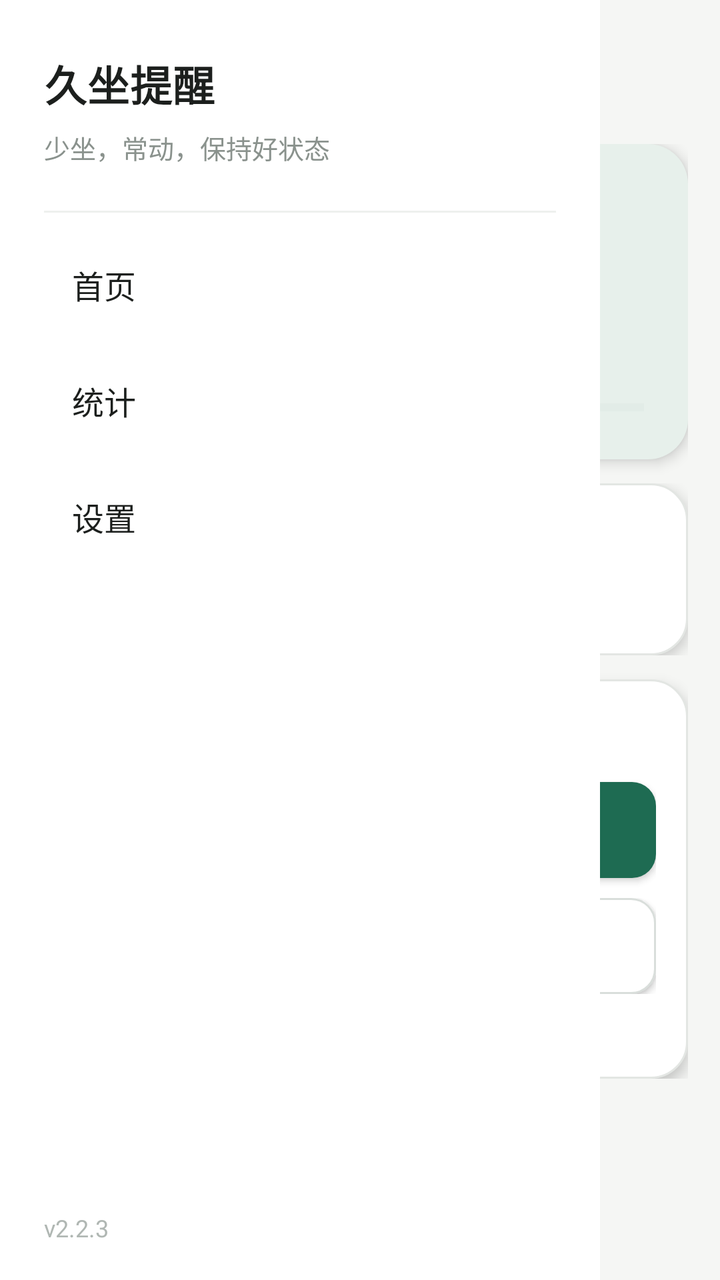
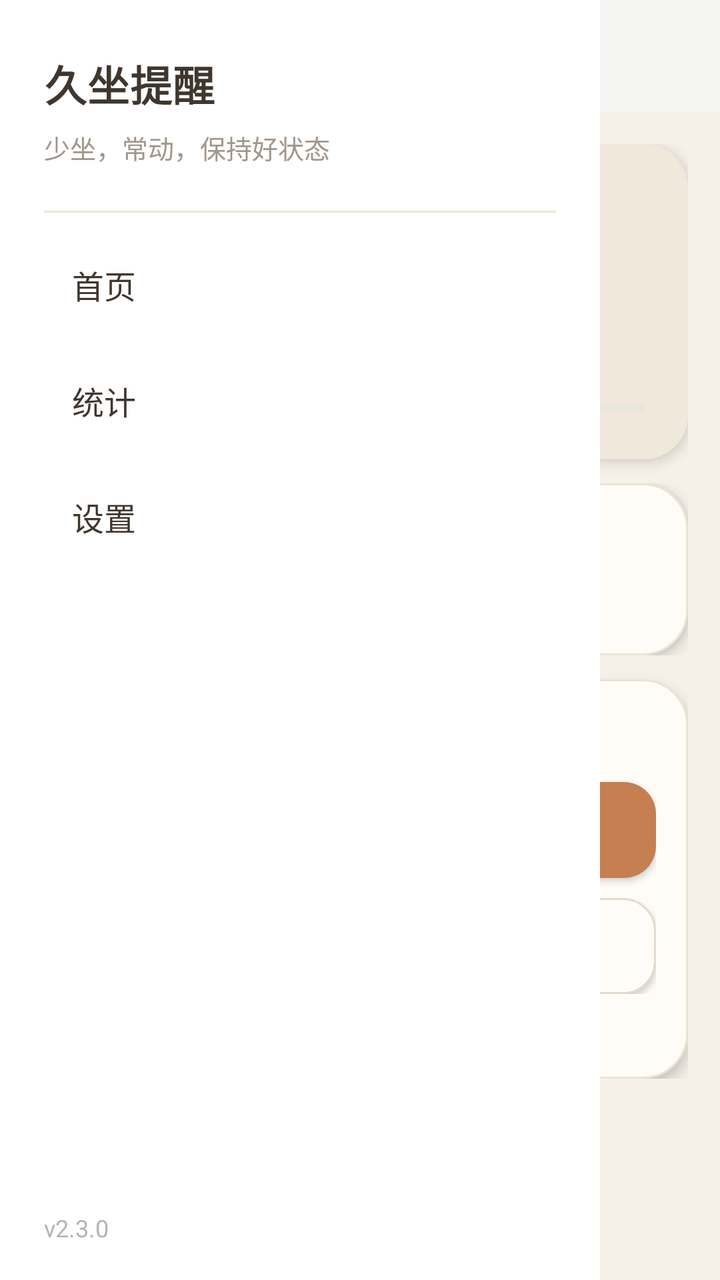

An Android layout rendered at two revisions. The XML below is the earlier revision; the diff shows what the commit changed to produce the second picture.
<!-- AndroidManifest.xml: application theme android:Theme.Material.Light.NoActionBar -->
<!-- res/layout/activity_main.xml -->
<?xml version="1.0" encoding="utf-8"?>
<FrameLayout xmlns:android="http://schemas.android.com/apk/res/android"
    android:layout_width="match_parent"
    android:layout_height="match_parent"
    android:background="@drawable/bg_main"
    android:fitsSystemWindows="true">

    <LinearLayout
        android:layout_width="match_parent"
        android:layout_height="match_parent"
        android:orientation="vertical">

        <include layout="@layout/top_bar" />

        <ScrollView
            android:layout_width="match_parent"
            android:layout_height="match_parent"
            android:scrollbars="none">

            <LinearLayout
                android:layout_width="match_parent"
                android:layout_height="wrap_content"
                android:orientation="vertical"
                android:padding="16dp">

                <LinearLayout
                    android:layout_width="match_parent"
                    android:layout_height="wrap_content"
                    android:background="@drawable/panel_tint"
                    android:elevation="4dp"
                    android:orientation="vertical"
                    android:padding="22dp">

                    <TextView
                        android:layout_width="wrap_content"
                        android:layout_height="wrap_content"
                        android:text="当前状态"
                        android:textColor="#6B726E"
                        android:textSize="13sp" />

                    <TextView
                        android:id="@+id/tvStatus"
                        android:layout_width="match_parent"
                        android:layout_height="wrap_content"
                        android:layout_marginTop="8dp"
                        android:text="未开始"
                        android:textColor="#1C1F1D"
                        android:textSize="26sp"
                        android:textStyle="bold" />

                    <TextView
                        android:id="@+id/tvDetail"
                        android:layout_width="match_parent"
                        android:layout_height="wrap_content"
                        android:layout_marginTop="6dp"
                        android:lineSpacingExtra="3dp"
                        android:textColor="#3F4944"
                        android:textSize="15sp" />

                    <ProgressBar
                        android:id="@+id/progress"
                        style="?android:attr/progressBarStyleHorizontal"
                        android:layout_width="match_parent"
                        android:layout_height="8dp"
                        android:layout_marginTop="14dp"
                        android:max="1000"
                        android:maxHeight="8dp"
                        android:minHeight="8dp"
                        android:progressBackgroundTint="#D4E0DA"
                        android:progressTint="#1E6B52" />
                </LinearLayout>

                <LinearLayout
                    android:layout_width="match_parent"
                    android:layout_height="wrap_content"
                    android:layout_marginTop="12dp"
                    android:orientation="horizontal">

                    <LinearLayout
                        android:layout_width="0dp"
                        android:layout_height="wrap_content"
                        android:layout_marginEnd="6dp"
                        android:layout_weight="1"
                        android:background="@drawable/card_white"
                        android:elevation="4dp"
                        android:orientation="vertical"
                        android:padding="16dp">

                        <TextView
                            android:id="@+id/tvHomeBreaks"
                            android:layout_width="wrap_content"
                            android:layout_height="wrap_content"
                            android:text="0"
                            android:textColor="#1E6B52"
                            android:textSize="24sp"
                            android:textStyle="bold" />

                        <TextView
                            android:layout_width="wrap_content"
                            android:layout_height="wrap_content"
                            android:layout_marginTop="4dp"
                            android:text="今日有效活动"
                            android:textColor="#6B726E"
                            android:textSize="12sp" />
                    </LinearLayout>

                    <LinearLayout
                        android:layout_width="0dp"
                        android:layout_height="wrap_content"
                        android:layout_marginStart="6dp"
                        android:layout_weight="1"
                        android:background="@drawable/card_white"
                        android:elevation="4dp"
                        android:orientation="vertical"
                        android:padding="16dp">

                        <TextView
                            android:id="@+id/tvHomeAlerts"
                            android:layout_width="wrap_content"
                            android:layout_height="wrap_content"
                            android:text="0"
                            android:textColor="#1C1F1D"
                            android:textSize="24sp"
                            android:textStyle="bold" />

                        <TextView
                            android:layout_width="wrap_content"
                            android:layout_height="wrap_content"
                            android:layout_marginTop="4dp"
                            android:text="今日提醒"
                            android:textColor="#6B726E"
                            android:textSize="12sp" />
                    </LinearLayout>
                </LinearLayout>

                <LinearLayout
                    android:layout_width="match_parent"
                    android:layout_height="wrap_content"
                    android:layout_marginTop="12dp"
                    android:background="@drawable/card_white"
                    android:elevation="4dp"
                    android:orientation="vertical"
                    android:padding="16dp">

                    <TextView
                        android:layout_width="wrap_content"
                        android:layout_height="wrap_content"
                        android:text="控制"
                        android:textColor="#1C1F1D"
                        android:textSize="16sp"
                        android:textStyle="bold" />

                    <Button
                        android:id="@+id/btnStart"
                        android:layout_width="match_parent"
                        android:layout_height="wrap_content"
                        android:layout_marginTop="12dp"
                        android:background="@drawable/btn_primary"
                        android:text="开始监测"
                        android:textColor="#FFFFFF"
                        android:textSize="16sp"
                        android:textStyle="bold" />

                    <LinearLayout
                        android:layout_width="match_parent"
                        android:layout_height="wrap_content"
                        android:layout_marginTop="10dp"
                        android:orientation="horizontal">

                        <Button
                            android:id="@+id/btnStop"
                            android:layout_width="0dp"
                            android:layout_height="wrap_content"
                            android:layout_marginEnd="6dp"
                            android:layout_weight="1"
                            android:background="@drawable/btn_secondary"
                            android:text="停止"
                            android:textColor="#1C1F1D"
                            android:textSize="14sp" />

                        <Button
                            android:id="@+id/btnTest"
                            android:layout_width="0dp"
                            android:layout_height="wrap_content"
                            android:layout_marginStart="6dp"
                            android:layout_weight="1"
                            android:background="@drawable/btn_secondary"
                            android:text="测试提醒"
                            android:textColor="#1C1F1D"
                            android:textSize="14sp" />
                    </LinearLayout>

                    <TextView
                        android:id="@+id/tvHomeHint"
                        android:layout_width="match_parent"
                        android:layout_height="wrap_content"
                        android:layout_marginTop="10dp"
                        android:lineSpacingExtra="2dp"
                        android:textColor="#8A928D"
                        android:textSize="12sp" />
                </LinearLayout>
            </LinearLayout>
        </ScrollView>
    </LinearLayout>

    <View
        android:id="@+id/scrim"
        android:layout_width="match_parent"
        android:layout_height="match_parent"
        android:background="#66000000"
        android:visibility="gone" />

    <include
        android:id="@+id/drawer"
        layout="@layout/nav_drawer"
        android:layout_width="300dp"
        android:layout_height="match_parent"
        android:layout_gravity="start" />
</FrameLayout>
<!-- res/layout/top_bar.xml (included above) -->
﻿<?xml version="1.0" encoding="utf-8"?>
<LinearLayout xmlns:android="http://schemas.android.com/apk/res/android"
    android:layout_width="match_parent"
    android:layout_height="56dp"
    android:background="#F5F6F4"
    android:gravity="center_vertical"
    android:orientation="horizontal"
    android:paddingStart="4dp"
    android:paddingEnd="16dp">

    <Button
        android:id="@+id/btnMenu"
        android:layout_width="48dp"
        android:layout_height="48dp"
        android:background="@android:color/transparent"
        android:text="☰"
        android:textColor="#1C1F1D"
        android:textSize="20sp" />

    <TextView
        android:id="@+id/tvTitle"
        android:layout_width="0dp"
        android:layout_height="wrap_content"
        android:layout_weight="1"
        android:text="首页"
        android:textColor="#1C1F1D"
        android:textSize="18sp"
        android:textStyle="bold" />
</LinearLayout>
<!-- res/layout/nav_drawer.xml (included above) -->
<?xml version="1.0" encoding="utf-8"?>
<LinearLayout xmlns:android="http://schemas.android.com/apk/res/android"
    android:layout_width="300dp"
    android:layout_height="match_parent"
    android:background="#FFFFFF"
    android:orientation="vertical"
    android:paddingStart="22dp"
    android:paddingTop="26dp"
    android:paddingEnd="22dp"
    android:paddingBottom="18dp">

    <TextView
        android:layout_width="wrap_content"
        android:layout_height="wrap_content"
        android:letterSpacing="0.02"
        android:text="久坐提醒"
        android:textColor="#1C1F1D"
        android:textSize="21sp"
        android:textStyle="bold" />

    <TextView
        android:layout_width="wrap_content"
        android:layout_height="wrap_content"
        android:layout_marginTop="7dp"
        android:text="少坐，常动，保持好状态"
        android:textColor="#8A928D"
        android:textSize="13sp" />

    <View
        android:layout_width="match_parent"
        android:layout_height="1dp"
        android:layout_marginTop="22dp"
        android:background="#EEF0EE" />

    <Button
        android:id="@+id/navHome"
        android:layout_width="match_parent"
        android:layout_height="56dp"
        android:layout_marginTop="8dp"
        android:background="@android:color/transparent"
        android:gravity="start|center_vertical"
        android:insetTop="0dp"
        android:insetBottom="0dp"
        android:minHeight="0dp"
        android:paddingStart="14dp"
        android:paddingEnd="14dp"
        android:stateListAnimator="@null"
        android:text="首页"
        android:textColor="#1C1F1D"
        android:textSize="16sp" />

    <Button
        android:id="@+id/navStats"
        android:layout_width="match_parent"
        android:layout_height="56dp"
        android:layout_marginTop="2dp"
        android:background="@android:color/transparent"
        android:gravity="start|center_vertical"
        android:insetTop="0dp"
        android:insetBottom="0dp"
        android:minHeight="0dp"
        android:paddingStart="14dp"
        android:paddingEnd="14dp"
        android:stateListAnimator="@null"
        android:text="统计"
        android:textColor="#1C1F1D"
        android:textSize="16sp" />

    <Button
        android:id="@+id/navSettings"
        android:layout_width="match_parent"
        android:layout_height="56dp"
        android:layout_marginTop="2dp"
        android:background="@android:color/transparent"
        android:gravity="start|center_vertical"
        android:insetTop="0dp"
        android:insetBottom="0dp"
        android:minHeight="0dp"
        android:paddingStart="14dp"
        android:paddingEnd="14dp"
        android:stateListAnimator="@null"
        android:text="设置"
        android:textColor="#1C1F1D"
        android:textSize="16sp" />

    <Space
        android:layout_width="match_parent"
        android:layout_height="0dp"
        android:layout_weight="1" />

    <TextView
        android:layout_width="wrap_content"
        android:layout_height="wrap_content"
        android:text="v2.2.3"
        android:textColor="#B0B7B3"
        android:textSize="12sp" />
</LinearLayout>
<!-- resources referenced by this layout -->
<resources>
  <!-- drawable bg_main (drawable) -->
  ﻿<?xml version="1.0" encoding="utf-8"?><shape xmlns:android="http://schemas.android.com/apk/res/android"><solid android:color="#F5F6F4" /></shape>
  <!-- drawable btn_primary (drawable) -->
  ﻿<?xml version="1.0" encoding="utf-8"?><shape xmlns:android="http://schemas.android.com/apk/res/android"><solid android:color="#1E6B52" /><corners android:radius="12dp" /></shape>
  <!-- drawable btn_secondary (drawable) -->
  ﻿<?xml version="1.0" encoding="utf-8"?><shape xmlns:android="http://schemas.android.com/apk/res/android"><solid android:color="#FFFFFF" /><stroke android:width="1dp" android:color="#D9DEDB" /><corners android:radius="12dp" /></shape>
  <!-- drawable card_white (drawable) -->
  ﻿<?xml version="1.0" encoding="utf-8"?><shape xmlns:android="http://schemas.android.com/apk/res/android"><solid android:color="#FFFFFF" /><stroke android:width="1dp" android:color="#E3E6E3" /><corners android:radius="18dp" /></shape>
  <!-- drawable panel_tint (drawable) -->
  ﻿<?xml version="1.0" encoding="utf-8"?><shape xmlns:android="http://schemas.android.com/apk/res/android"><solid android:color="#E7F0EB" /><corners android:radius="20dp" /></shape>
</resources>

<!-- the commit's change to res/layout/activity_main.xml (unified diff, before → after) -->
@@ -35,7 +35,7 @@
                         android:layout_width="wrap_content"
                         android:layout_height="wrap_content"
                         android:text="当前状态"
-                        android:textColor="#6B726E"
+                        android:textColor="#8A7F73"
                         android:textSize="13sp" />
 
                     <TextView
@@ -44,7 +44,7 @@
                         android:layout_height="wrap_content"
                         android:layout_marginTop="8dp"
                         android:text="未开始"
-                        android:textColor="#1C1F1D"
+                        android:textColor="#3F362E"
                         android:textSize="26sp"
                         android:textStyle="bold" />
 
@@ -100,7 +100,7 @@
                             android:layout_height="wrap_content"
                             android:layout_marginTop="4dp"
                             android:text="今日有效活动"
-                            android:textColor="#6B726E"
+                            android:textColor="#8A7F73"
                             android:textSize="12sp" />
                     </LinearLayout>
 
@@ -119,7 +119,7 @@
                             android:layout_width="wrap_content"
                             android:layout_height="wrap_content"
                             android:text="0"
-                            android:textColor="#1C1F1D"
+                            android:textColor="#3F362E"
                             android:textSize="24sp"
                             android:textStyle="bold" />
 
@@ -128,7 +128,7 @@
                             android:layout_height="wrap_content"
                             android:layout_marginTop="4dp"
                             android:text="今日提醒"
-                            android:textColor="#6B726E"
+                            android:textColor="#8A7F73"
                             android:textSize="12sp" />
                     </LinearLayout>
                 </LinearLayout>
@@ -146,7 +146,7 @@
                         android:layout_width="wrap_content"
                         android:layout_height="wrap_content"
                         android:text="控制"
-                        android:textColor="#1C1F1D"
+                        android:textColor="#3F362E"
                         android:textSize="16sp"
                         android:textStyle="bold" />
 
@@ -175,7 +175,7 @@
                             android:layout_weight="1"
                             android:background="@drawable/btn_secondary"
                             android:text="停止"
-                            android:textColor="#1C1F1D"
+                            android:textColor="#3F362E"
                             android:textSize="14sp" />
 
                         <Button
@@ -186,7 +186,7 @@
                             android:layout_weight="1"
                             android:background="@drawable/btn_secondary"
                             android:text="测试提醒"
-                            android:textColor="#1C1F1D"
+                            android:textColor="#3F362E"
                             android:textSize="14sp" />
                     </LinearLayout>
 
@@ -196,7 +196,7 @@
                         android:layout_height="wrap_content"
                         android:layout_marginTop="10dp"
                         android:lineSpacingExtra="2dp"
-                        android:textColor="#8A928D"
+                        android:textColor="#A0968A"
                         android:textSize="12sp" />
                 </LinearLayout>
             </LinearLayout>
@@ -218,7 +218,7 @@
         android:layout_gravity="start" />
 </FrameLayout>
 <!-- res/layout/top_bar.xml (included above) -->
-﻿<?xml version="1.0" encoding="utf-8"?>
+<?xml version="1.0" encoding="utf-8"?>
 <LinearLayout xmlns:android="http://schemas.android.com/apk/res/android"
     android:layout_width="match_parent"
     android:layout_height="56dp"
@@ -234,7 +234,7 @@
         android:layout_height="48dp"
         android:background="@android:color/transparent"
         android:text="☰"
-        android:textColor="#1C1F1D"
+        android:textColor="#3F362E"
         android:textSize="20sp" />
 
     <TextView
@@ -243,7 +243,7 @@
         android:layout_height="wrap_content"
         android:layout_weight="1"
         android:text="首页"
-        android:textColor="#1C1F1D"
+        android:textColor="#3F362E"
         android:textSize="18sp"
         android:textStyle="bold" />
 </LinearLayout>
@@ -264,7 +264,7 @@
         android:layout_height="wrap_content"
         android:letterSpacing="0.02"
         android:text="久坐提醒"
-        android:textColor="#1C1F1D"
+        android:textColor="#3F362E"
         android:textSize="21sp"
         android:textStyle="bold" />
 
@@ -273,14 +273,14 @@
         android:layout_height="wrap_content"
         android:layout_marginTop="7dp"
         android:text="少坐，常动，保持好状态"
-        android:textColor="#8A928D"
+        android:textColor="#A0968A"
         android:textSize="13sp" />
 
     <View
         android:layout_width="match_parent"
         android:layout_height="1dp"
         android:layout_marginTop="22dp"
-        android:background="#EEF0EE" />
+        android:background="#EEE6DA" />
 
     <Button
         android:id="@+id/navHome"
@@ -296,7 +296,7 @@
         android:paddingEnd="14dp"
         android:stateListAnimator="@null"
         android:text="首页"
-        android:textColor="#1C1F1D"
+        android:textColor="#3F362E"
         android:textSize="16sp" />
 
     <Button
@@ -313,7 +313,7 @@
         android:paddingEnd="14dp"
         android:stateListAnimator="@null"
         android:text="统计"
-        android:textColor="#1C1F1D"
+        android:textColor="#3F362E"
         android:textSize="16sp" />
 
     <Button
@@ -330,7 +330,7 @@
         android:paddingEnd="14dp"
         android:stateListAnimator="@null"
         android:text="设置"
-        android:textColor="#1C1F1D"
+        android:textColor="#3F362E"
         android:textSize="16sp" />
 
     <Space
@@ -341,7 +341,7 @@
     <TextView
         android:layout_width="wrap_content"
         android:layout_height="wrap_content"
-        android:text="v2.2.3"
+        android:text="v2.3.0"
         android:textColor="#B0B7B3"
         android:textSize="12sp" />
 </LinearLayout>
<!-- resource entries referenced after the edit -->
@@ -1,14 +1,19 @@
 <!-- resources referenced by this layout -->
 <resources>
   <!-- drawable bg_main (drawable) -->
-  ﻿<?xml version="1.0" encoding="utf-8"?><shape xmlns:android="http://schemas.android.com/apk/res/android"><solid android:color="#F5F6F4" /></shape>
+  <?xml version="1.0" encoding="utf-8"?>
+  <shape xmlns:android="http://schemas.android.com/apk/res/android"><solid android:color="#F6F1E8" /></shape>
   <!-- drawable btn_primary (drawable) -->
-  ﻿<?xml version="1.0" encoding="utf-8"?><shape xmlns:android="http://schemas.android.com/apk/res/android"><solid android:color="#1E6B52" /><corners android:radius="12dp" /></shape>
+  <?xml version="1.0" encoding="utf-8"?>
+  <shape xmlns:android="http://schemas.android.com/apk/res/android"><solid android:color="#C67F52" /><corners android:radius="16dp" /></shape>
   <!-- drawable btn_secondary (drawable) -->
-  ﻿<?xml version="1.0" encoding="utf-8"?><shape xmlns:android="http://schemas.android.com/apk/res/android"><solid android:color="#FFFFFF" /><stroke android:width="1dp" android:color="#D9DEDB" /><corners android:radius="12dp" /></shape>
+  <?xml version="1.0" encoding="utf-8"?>
+  <shape xmlns:android="http://schemas.android.com/apk/res/android"><solid android:color="#FFFCF7" /><stroke android:width="1dp" android:color="#E5DACB" /><corners android:radius="16dp" /></shape>
   <!-- drawable card_white (drawable) -->
-  ﻿<?xml version="1.0" encoding="utf-8"?><shape xmlns:android="http://schemas.android.com/apk/res/android"><solid android:color="#FFFFFF" /><stroke android:width="1dp" android:color="#E3E6E3" /><corners android:radius="18dp" /></shape>
+  <?xml version="1.0" encoding="utf-8"?>
+  <shape xmlns:android="http://schemas.android.com/apk/res/android"><solid android:color="#FFFCF7" /><stroke android:width="1dp" android:color="#ECE3D5" /><corners android:radius="22dp" /></shape>
   <!-- drawable panel_tint (drawable) -->
-  ﻿<?xml version="1.0" encoding="utf-8"?><shape xmlns:android="http://schemas.android.com/apk/res/android"><solid android:color="#E7F0EB" /><corners android:radius="20dp" /></shape>
+  <?xml version="1.0" encoding="utf-8"?>
+  <shape xmlns:android="http://schemas.android.com/apk/res/android"><solid android:color="#F0E8DB" /><corners android:radius="22dp" /></shape>
 </resources>
 
